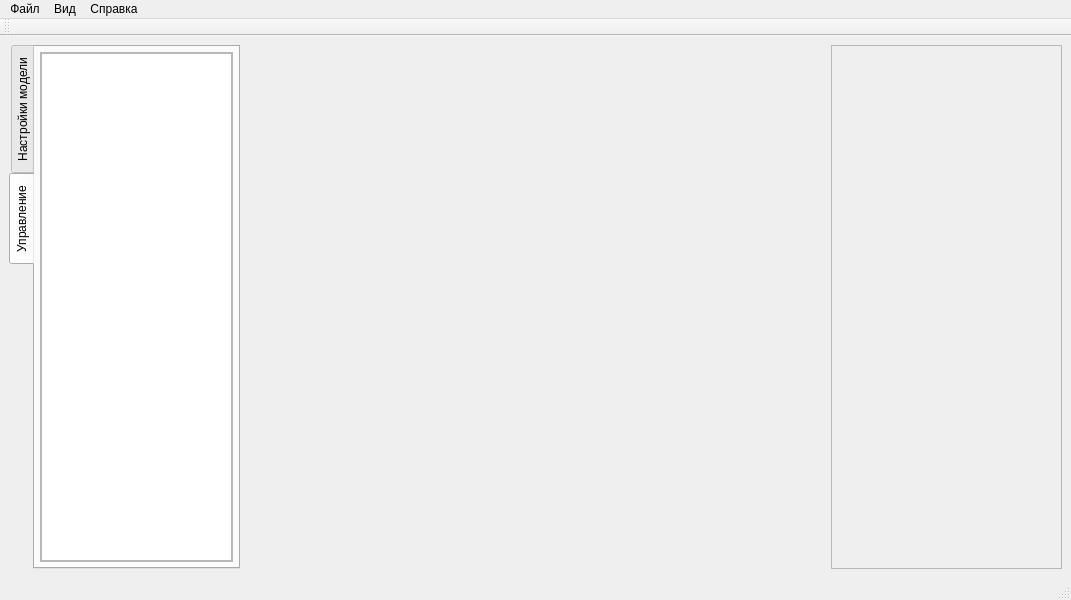
Above: mainwindow.ui from SpaceBirbMan/RCubiqStudio before the change. Below: the same form after it.
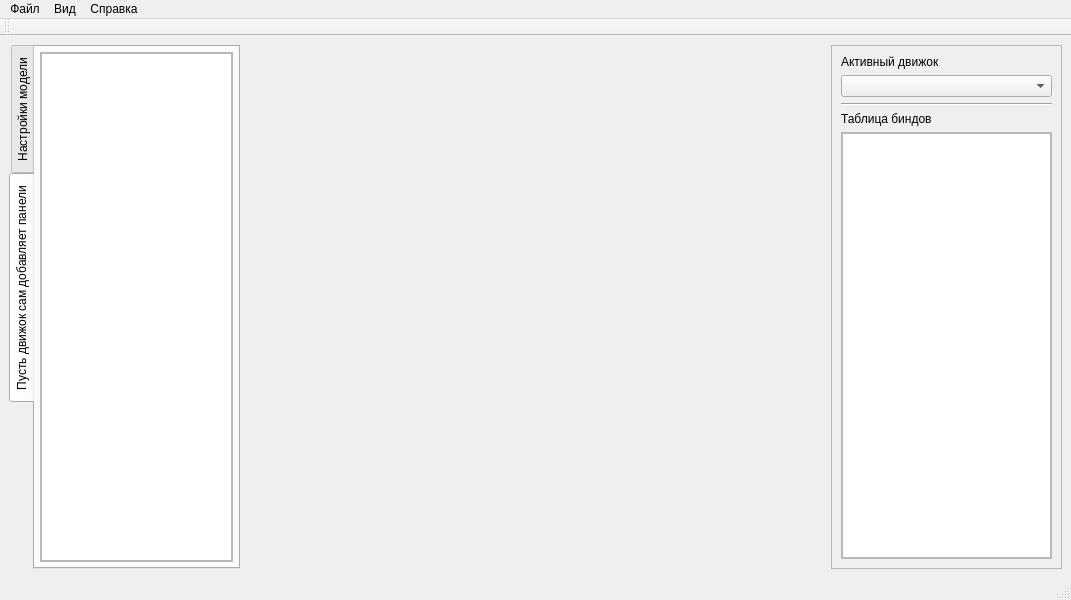
That is the form after the change.

```diff
--- a/mainwindow.ui
+++ b/mainwindow.ui
@@ -35,6 +35,69 @@
          <height>507</height>
         </rect>
        </property>
+       <layout class="QVBoxLayout" name="verticalLayout">
+        <item>
+         <widget class="QLabel" name="label">
+          <property name="text">
+           <string>Активный движок</string>
+          </property>
+         </widget>
+        </item>
+        <item>
+         <widget class="QComboBox" name="enginesComboBox"/>
+        </item>
+        <item>
+         <widget class="Line" name="line">
+          <property name="orientation">
+           <enum>Qt::Orientation::Horizontal</enum>
+          </property>
+         </widget>
+        </item>
+        <item>
+         <widget class="QLabel" name="label_2">
+          <property name="text">
+           <string>Таблица биндов</string>
+          </property>
+         </widget>
+        </item>
+        <item>
+         <widget class="QScrollArea" name="scrollArea_3">
+          <property name="widgetResizable">
+           <bool>true</bool>
+          </property>
+          <widget class="QWidget" name="scrollAreaWidgetContents_3">
+           <property name="geometry">
+            <rect>
+             <x>0</x>
+             <y>0</y>
+             <width>204</width>
+             <height>384</height>
+            </rect>
+           </property>
+           <layout class="QHBoxLayout" name="horizontalLayout_2">
+            <property name="spacing">
+             <number>0</number>
+            </property>
+            <property name="leftMargin">
+             <number>0</number>
+            </property>
+            <property name="topMargin">
+             <number>0</number>
+            </property>
+            <property name="rightMargin">
+             <number>0</number>
+            </property>
+            <property name="bottomMargin">
+             <number>0</number>
+            </property>
+            <item>
+             <widget class="QTableView" name="tableView"/>
+            </item>
+           </layout>
+          </widget>
+         </widget>
+        </item>
+       </layout>
       </widget>
      </widget>
     </item>
@@ -79,7 +142,7 @@
       </widget>
       <widget class="QWidget" name="inputSettings">
        <attribute name="title">
-        <string>Управление</string>
+        <string>Пусть движок сам добавляет панели</string>
        </attribute>
        <layout class="QGridLayout" name="gridLayout">
         <property name="leftMargin">
```
Left out of the diff: 6 changed lines with no effect on the pictures.
